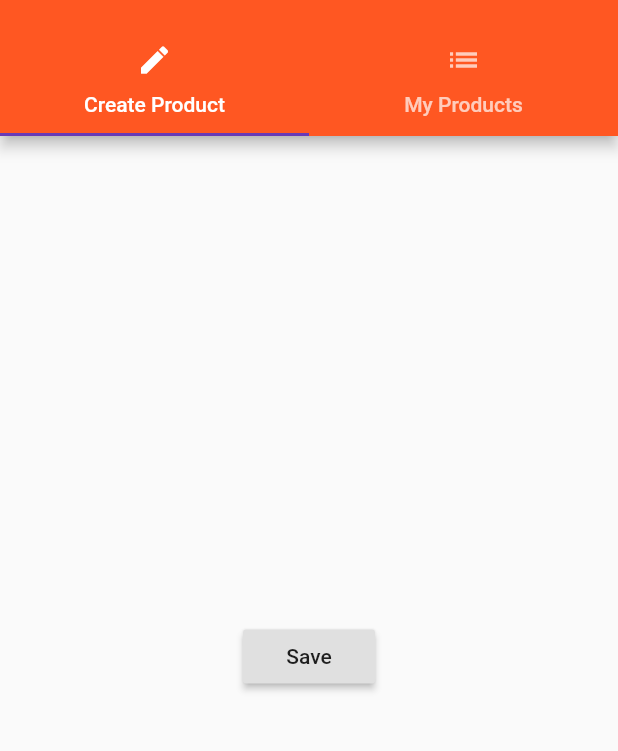
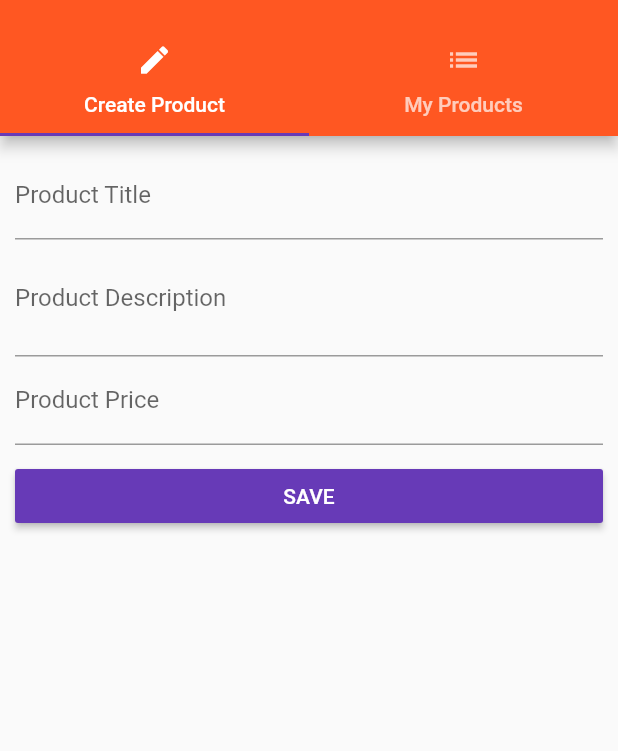
Before and after one commit to PIYatGitHub/flutter_listings, a Flutter app: the ProductsManager screen opened by its route, on a phone screen of 412 x 824 dp, the part 59-810 px from its top. Run offline on Flutter 3.47's test engine with Material 2 defaults, Android fonts, the phone set to English and light mode, and no system bars; our stand-ins replace fluttertoast.

Commit message:
a lot of code

```diff
--- a/lib/main.dart
+++ b/lib/main.dart
@@ -1,9 +1,9 @@
 import 'package:flutter/material.dart';
 //import 'package:flutter/rendering.dart'; //uncomment this in debug mode
 
-//import './pages/auth.dart';
+import './pages/auth.dart';
 import './pages/products_manager.dart';
-import './pages/products.dart';
+// import './pages/products.dart';
 import './pages/product.dart';
 import 'pages/not_found.dart';
 
@@ -21,9 +21,9 @@ class MyApp extends StatefulWidget {
 }
 
 class _MyAppState extends State<MyApp> {
-  List<Map<String, String>> _products = [];
+  List<Map<String, dynamic>> _products = [];
 
-  void _addProduct(Map<String, String> product) {
+  void _addProduct(Map<String, dynamic> product) {
     setState(() {
       _products.add(product);
     });
@@ -40,11 +40,11 @@ class _MyAppState extends State<MyApp> {
     return MaterialApp(
       theme: ThemeData(
           accentColor: Colors.deepPurple, primarySwatch: Colors.deepOrange),
-      //home: AuthPage(),
+      home: AuthPage(),
       routes: {
-        '/': (BuildContext context) =>
-            ProductsPage(_products, _addProduct, _deleteProduct),
-        '/productsManager': (BuildContext context) => ProductsManager(),
+        // '/': (BuildContext context) => ProductsPage(_products),
+        '/productsManager': (BuildContext context) =>
+            ProductsManager(_addProduct, _deleteProduct),
       },
       onGenerateRoute: (RouteSettings settings) {
         final List<String> pathElements = settings.name.split("/");
--- a/lib/pages/product_create.dart
+++ b/lib/pages/product_create.dart
@@ -1,20 +1,108 @@
 import 'package:flutter/material.dart';
+import 'package:fluttertoast/fluttertoast.dart';
 
-class ProductCreatePage extends StatelessWidget {
+class ProductCreatePage extends StatefulWidget {
+  final Function addProduct;
+  ProductCreatePage(this.addProduct);
+  @override
+  State<StatefulWidget> createState() {
+    return _ProductCreatePageState();
+  }
+}
+
+class _ProductCreatePageState extends State<ProductCreatePage> {
+  String _title = '';
+  String _description = '';
+  double _price = 0.0;
+
+  _validateInputData(String title, double price) {
+    if (title == '') {
+      return 'Title cannot be empty!';
+    }
+    if (price < 0.0) {
+      return 'Price must be greater or equal to zero!';
+    }
+    return 'OK';
+  }
+
+  _showToast(String message, bool isError) {
+    Fluttertoast.showToast(
+        msg: message,
+        toastLength: Toast.LENGTH_SHORT,
+        gravity: ToastGravity.BOTTOM,
+        timeInSecForIos: 1,
+        backgroundColor: isError ? Colors.red : Colors.green,
+        textColor: Colors.white,
+        fontSize: 16.0);
+  }
+
+  _clearFields() {
+    setState(() {
+      _title = '';
+      _description = '';
+      _price = 0.0;
+    });
+  }
+
   @override
   Widget build(BuildContext context) {
-    return Center(
-      child: RaisedButton(
-        child: Text('Save'),
-        onPressed: () {
-          showModalBottomSheet(
-              context: context,
-              builder: (BuildContext context) {
-                return Center(
-                  child: Text('This is a modal'),
-                );
+    return Container(
+      margin: EdgeInsets.all(10.0),
+      child: ListView(
+        children: <Widget>[
+          TextField(
+            decoration: InputDecoration(labelText: 'Product Title'),
+            onChanged: (String value) {
+              setState(() {
+                _title = value;
               });
-        },
+            },
+          ),
+          TextField(
+            decoration: InputDecoration(labelText: 'Product Description'),
+            minLines: 2,
+            maxLines: 5,
+            onChanged: (String value) {
+              setState(() {
+                _description = value;
+              });
+            },
+          ),
+          TextField(
+            decoration: InputDecoration(labelText: 'Product Price'),
+            keyboardType: TextInputType.number,
+            onChanged: (String value) {
+              setState(() {
+                _price = double.parse(value);
+              });
+            },
+          ),
+          SizedBox(
+            height: 10.0,
+          ),
+          RaisedButton(
+            child: Text('SAVE'),
+            color: Theme.of(context).accentColor,
+            textColor: Colors.white,
+            onPressed: () {
+              final Map<String, dynamic> product = {
+                'title': _title,
+                'description': _description,
+                'price': _price,
+                'image': 'assets/food.jpg'
+              };
+              final String validationResult =
+                  _validateInputData(_title, _price);
+              if (validationResult == 'OK') {
+                widget.addProduct(product);
+                _showToast('Product saved successfully!', false);
+                _clearFields();
+              } else {
+                _showToast(validationResult, true);
+              }
+            },
+          ),
+        ],
       ),
     );
   }
--- a/lib/pages/products_manager.dart
+++ b/lib/pages/products_manager.dart
@@ -4,6 +4,10 @@ import './product_create.dart';
 import './product_list.dart';
 
 class ProductsManager extends StatelessWidget {
+  final Function addProduct;
+  final Function deleteProduct;
+  ProductsManager(this.addProduct, this.deleteProduct);
+
   @override
   Widget build(BuildContext context) {
     return DefaultTabController(
@@ -42,7 +46,7 @@ class ProductsManager extends StatelessWidget {
         ),
         body: TabBarView(
           children: <Widget>[
-            ProductCreatePage(),
+            ProductCreatePage(addProduct),
             ProductsListPage(),
           ],
         ),
--- a/pubspec.yaml
+++ b/pubspec.yaml
@@ -17,6 +17,7 @@ environment:
   sdk: ">=2.1.0 <3.0.0"
 
 dependencies:
+  fluttertoast: ^3.1.3
   flutter:
     sdk: flutter
 
```
Also changed, not shown: lib/pages/auth.dart (+53 -7 lines), lib/pages/products.dart (+3 -5 lines), lib/product_control.dart (deleted, +0 -17 lines), lib/product_manager.dart (+3 -10 lines), lib/products.dart (+7 -13 lines), pubspec.lock.
